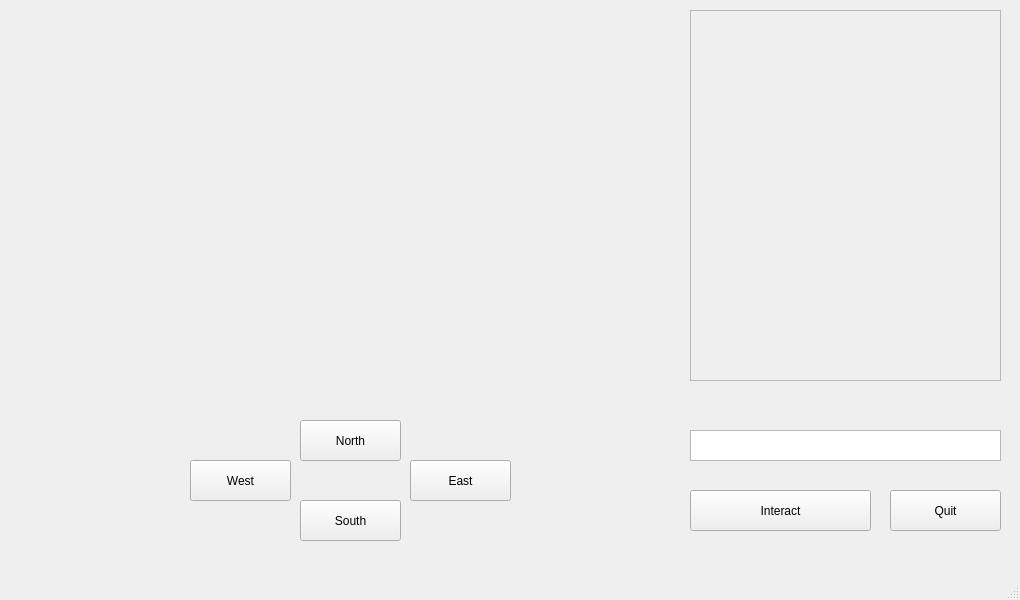
itsnurdy/zork, file zorkGUI/mainwindow.ui: the form before one commit.
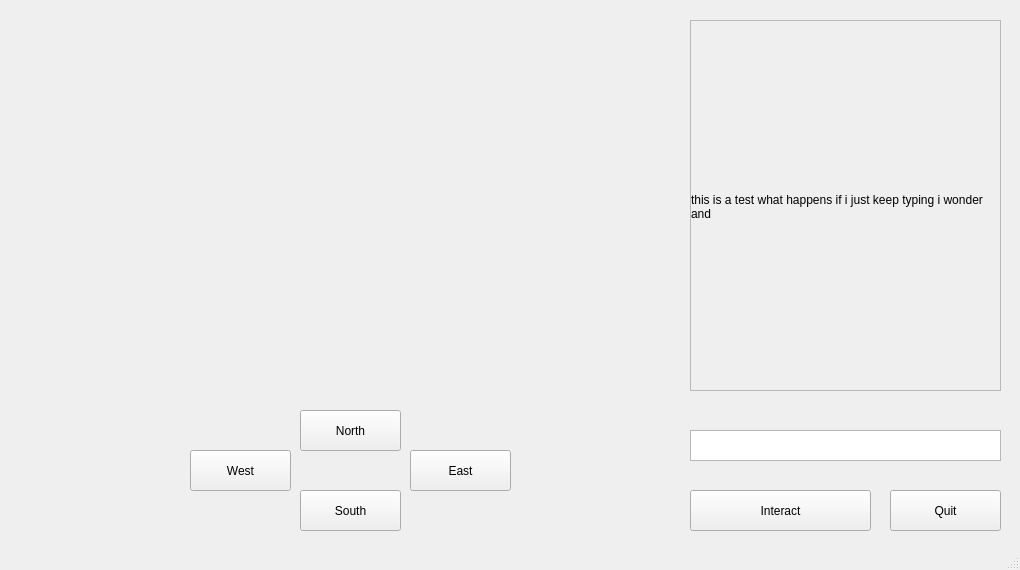
The form after the commit.

What changed in the file:
```diff
--- a/zorkGUI/mainwindow.ui
+++ b/zorkGUI/mainwindow.ui
@@ -7,19 +7,25 @@
     <x>0</x>
     <y>0</y>
     <width>1020</width>
-    <height>600</height>
+    <height>570</height>
    </rect>
   </property>
+  <property name="sizePolicy">
+   <sizepolicy hsizetype="Minimum" vsizetype="Preferred">
+    <horstretch>0</horstretch>
+    <verstretch>0</verstretch>
+   </sizepolicy>
+  </property>
   <property name="minimumSize">
    <size>
     <width>1020</width>
-    <height>600</height>
+    <height>570</height>
    </size>
   </property>
   <property name="maximumSize">
    <size>
     <width>1020</width>
-    <height>600</height>
+    <height>570</height>
    </size>
   </property>
   <property name="windowTitle">
@@ -29,12 +35,21 @@
    <widget class="QLabel" name="background">
     <property name="geometry">
      <rect>
-      <x>10</x>
-      <y>10</y>
+      <x>20</x>
+      <y>20</y>
       <width>651</width>
       <height>371</height>
      </rect>
     </property>
+    <property name="minimumSize">
+     <size>
+      <width>650</width>
+      <height>370</height>
+     </size>
+    </property>
+    <property name="mouseTracking">
+     <bool>true</bool>
+    </property>
     <property name="text">
      <string/>
     </property>
@@ -43,7 +58,7 @@
     <property name="geometry">
      <rect>
       <x>300</x>
-      <y>420</y>
+      <y>410</y>
       <width>101</width>
       <height>41</height>
      </rect>
@@ -56,7 +71,7 @@
     <property name="geometry">
      <rect>
       <x>300</x>
-      <y>500</y>
+      <y>490</y>
       <width>101</width>
       <height>41</height>
      </rect>
@@ -69,7 +84,7 @@
     <property name="geometry">
      <rect>
       <x>190</x>
-      <y>460</y>
+      <y>450</y>
       <width>101</width>
       <height>41</height>
      </rect>
@@ -82,7 +97,7 @@
     <property name="geometry">
      <rect>
       <x>410</x>
-      <y>460</y>
+      <y>450</y>
       <width>101</width>
       <height>41</height>
      </rect>
@@ -95,7 +110,7 @@
     <property name="geometry">
      <rect>
       <x>690</x>
-      <y>10</y>
+      <y>20</y>
       <width>311</width>
       <height>371</height>
      </rect>
@@ -121,8 +136,33 @@
         <height>371</height>
        </rect>
       </property>
+      <property name="sizePolicy">
+       <sizepolicy hsizetype="Preferred" vsizetype="Preferred">
+        <horstretch>0</horstretch>
+        <verstretch>0</verstretch>
+       </sizepolicy>
+      </property>
+      <property name="frameShape">
+       <enum>QFrame::NoFrame</enum>
+      </property>
+      <property name="lineWidth">
+       <number>1</number>
+      </property>
       <property name="text">
-       <string/>
+       <string>this is a test what happens if i just keep typing i wonder 
+and </string>
+      </property>
+      <property name="textFormat">
+       <enum>Qt::AutoText</enum>
+      </property>
+      <property name="scaledContents">
+       <bool>true</bool>
+      </property>
+      <property name="alignment">
+       <set>Qt::AlignLeading|Qt::AlignLeft|Qt::AlignVCenter</set>
+      </property>
+      <property name="margin">
+       <number>10</number>
       </property>
      </widget>
     </widget>
```
